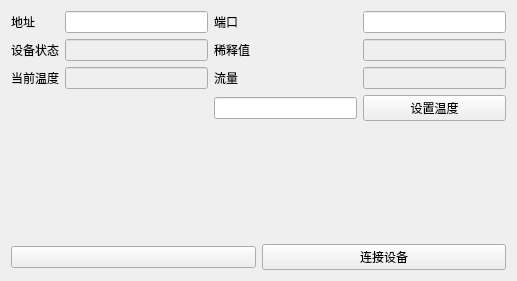
Before: the Qt Designer form midesettingpage.ui in walkblank/measureTool, drawn with Qt 5.
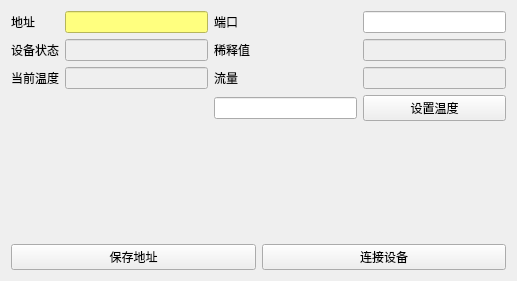
After: the same form once the commit is applied.

```diff
--- a/midesettingpage.ui
+++ b/midesettingpage.ui
@@ -87,6 +87,9 @@
        <property name="enabled">
         <bool>true</bool>
        </property>
+       <property name="styleSheet">
+        <string notr="true">background-color: rgb(255, 255, 127);</string>
+       </property>
       </widget>
      </item>
      <item row="1" column="1">
@@ -126,7 +129,7 @@
      <item>
       <widget class="QPushButton" name="pushButton_2">
        <property name="text">
-        <string/>
+        <string>保存地址</string>
        </property>
       </widget>
      </item>
```
Left out of the diff: 20 changed lines with no effect on the pictures.
